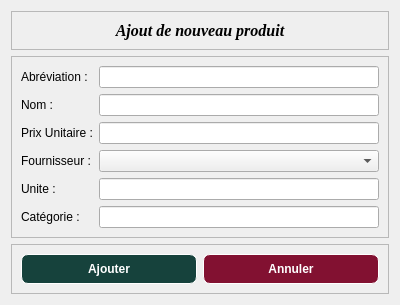
First picture: the form in ajoutnouveauproduits.ui, repository Totelof10/tsena, before the edit.
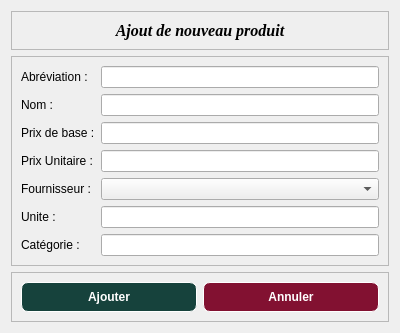
Second picture: the form after the edit.

```diff
--- a/ajoutnouveauproduits.ui
+++ b/ajoutnouveauproduits.ui
@@ -73,45 +73,55 @@
       <item row="1" column="1">
        <widget class="QLineEdit" name="lineEditNom"/>
       </item>
-      <item row="2" column="0">
+      <item row="3" column="0">
        <widget class="QLabel" name="label_3">
         <property name="text">
          <string>Prix Unitaire :</string>
         </property>
        </widget>
       </item>
-      <item row="3" column="0">
+      <item row="3" column="1">
+       <widget class="QLineEdit" name="lineEditPrixUnitaire"/>
+      </item>
+      <item row="4" column="0">
        <widget class="QLabel" name="label_4">
         <property name="text">
          <string>Fournisseur :</string>
         </property>
        </widget>
       </item>
-      <item row="4" column="0">
+      <item row="4" column="1">
+       <widget class="QComboBox" name="comboFournisseur"/>
+      </item>
+      <item row="5" column="0">
        <widget class="QLabel" name="label_5">
         <property name="text">
          <string>Unite : </string>
         </property>
        </widget>
       </item>
-      <item row="5" column="0">
+      <item row="5" column="1">
+       <widget class="QLineEdit" name="lineEditUnite"/>
+      </item>
+      <item row="6" column="0">
        <widget class="QLabel" name="label_6">
         <property name="text">
          <string>Catégorie :</string>
         </property>
        </widget>
       </item>
-      <item row="2" column="1">
-       <widget class="QLineEdit" name="lineEditPrixUnitaire"/>
-      </item>
-      <item row="4" column="1">
-       <widget class="QLineEdit" name="lineEditUnite"/>
-      </item>
-      <item row="5" column="1">
+      <item row="6" column="1">
        <widget class="QLineEdit" name="lineEditCategorie"/>
       </item>
-      <item row="3" column="1">
-       <widget class="QComboBox" name="comboFournisseur"/>
+      <item row="2" column="1">
+       <widget class="QLineEdit" name="lineEditPrixBase"/>
+      </item>
+      <item row="2" column="0">
+       <widget class="QLabel" name="label_8">
+        <property name="text">
+         <string>Prix de base :</string>
+        </property>
+       </widget>
       </item>
      </layout>
     </widget>
```
